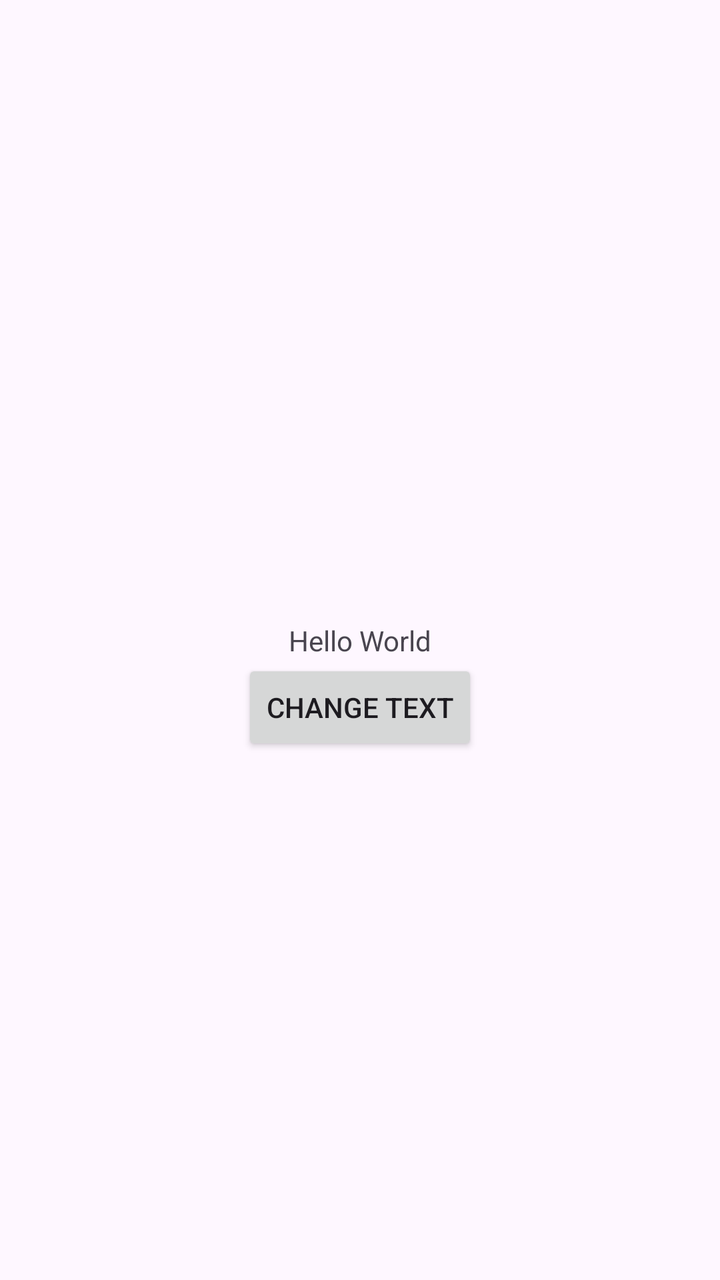
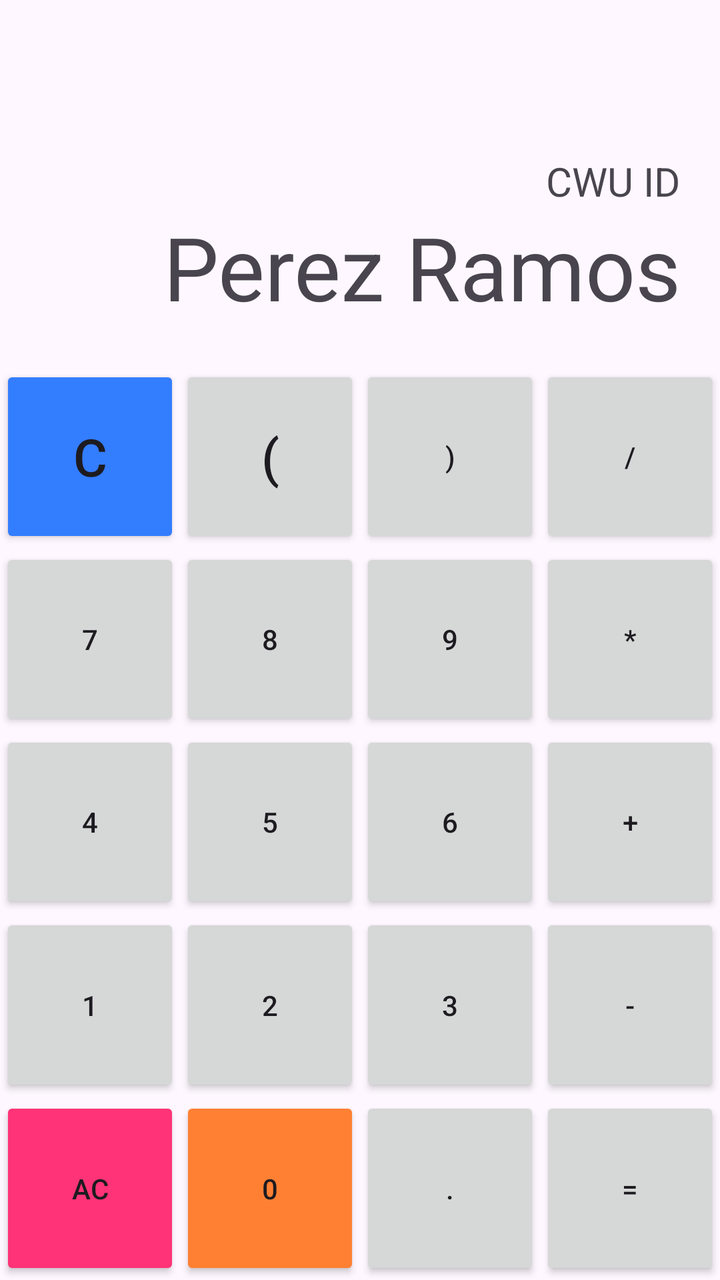

The first picture is an Android layout as it rendered before a commit; the second is the same layout after the commit. The layout source and the unified diff follow.
<!-- AndroidManifest.xml: application theme Theme.CalculatorApp -->
<!-- res/layout/activity_main.xml -->
<?xml version="1.0" encoding="utf-8"?>
<androidx.constraintlayout.widget.ConstraintLayout xmlns:android="http://schemas.android.com/apk/res/android"
    xmlns:app="http://schemas.android.com/apk/res-auto"
    xmlns:tools="http://schemas.android.com/tools"
    android:id="@+id/main"
    android:layout_width="match_parent"
    android:layout_height="match_parent"
    tools:context=".MainActivity">

    <TextView
        android:id="@+id/helloText"
        android:layout_width="wrap_content"
        android:layout_height="wrap_content"
        android:text="Hello World"
        app:layout_constraintBottom_toBottomOf="parent"
        app:layout_constraintEnd_toEndOf="parent"
        app:layout_constraintStart_toStartOf="parent"
        app:layout_constraintTop_toTopOf="parent" />


    <Button
        android:id="@+id/changeButton"
        android:layout_width="wrap_content"
        android:layout_height="wrap_content"
        android:text="Change Text"
        app:layout_constraintStart_toStartOf="parent"
        app:layout_constraintEnd_toEndOf="parent"
        app:layout_constraintTop_toBottomOf="@+id/helloText"

        />


</androidx.constraintlayout.widget.ConstraintLayout>
<!-- resources referenced by this layout -->
<resources>
  <style name="Theme.CalculatorApp" parent="Base.Theme.CalculatorApp" />
  <style name="Base.Theme.CalculatorApp" parent="Theme.Material3.DayNight.NoActionBar">
          
          
      </style>
</resources>

<!-- the commit's change to res/layout/activity_main.xml (unified diff, before → after) -->
@@ -1,33 +1,238 @@
 <?xml version="1.0" encoding="utf-8"?>
-<androidx.constraintlayout.widget.ConstraintLayout xmlns:android="http://schemas.android.com/apk/res/android"
+<LinearLayout xmlns:android="http://schemas.android.com/apk/res/android"
     xmlns:app="http://schemas.android.com/apk/res-auto"
     xmlns:tools="http://schemas.android.com/tools"
     android:id="@+id/main"
     android:layout_width="match_parent"
     android:layout_height="match_parent"
+    android:orientation="vertical"
     tools:context=".MainActivity">
 
-    <TextView
-        android:id="@+id/helloText"
-        android:layout_width="wrap_content"
-        android:layout_height="wrap_content"
-        android:text="Hello World"
-        app:layout_constraintBottom_toBottomOf="parent"
-        app:layout_constraintEnd_toEndOf="parent"
-        app:layout_constraintStart_toStartOf="parent"
-        app:layout_constraintTop_toTopOf="parent" />
-
-
-    <Button
-        android:id="@+id/changeButton"
-        android:layout_width="wrap_content"
-        android:layout_height="wrap_content"
-        android:text="Change Text"
-        app:layout_constraintStart_toStartOf="parent"
-        app:layout_constraintEnd_toEndOf="parent"
-        app:layout_constraintTop_toBottomOf="@+id/helloText"
-
-        />
-
-
-</androidx.constraintlayout.widget.ConstraintLayout>
+    
+    <LinearLayout
+
+        android:layout_width="match_parent"
+        android:layout_height="0dp"
+        android:layout_weight="2"
+        android:gravity="bottom|end"
+        android:orientation="vertical"
+        android:padding="20dp">
+
+        <TextView
+            android:id="@+id/tvExpression"
+            android:layout_width="match_parent"
+            android:layout_height="wrap_content"
+            android:gravity="end"
+            android:text="CWU ID"
+            android:textSize="20sp" />
+
+        <TextView
+            android:id="@+id/tvResult"
+            android:layout_width="match_parent"
+            android:layout_height="wrap_content"
+            android:gravity="end"
+            android:text="Perez Ramos"
+            android:textSize="44sp" />
+    </LinearLayout>
+
+    
+    <LinearLayout
+        android:layout_width="match_parent"
+        android:layout_height="0dp"
+        android:layout_weight="5"
+        android:orientation="vertical">
+
+        
+        <LinearLayout
+            android:layout_width="match_parent"
+            android:layout_height="0dp"
+            android:layout_weight="1"
+            android:orientation="horizontal">
+
+            <Button
+                style="@style/Calc.Button"
+                android:id="@+id/btnC"
+                android:layout_width="0dp"
+                android:layout_height="match_parent"
+                android:layout_weight="1"
+                app:backgroundTint="#337DFF"
+                android:text="C" />
+
+            <Button
+                style="@style/Calc.Button"
+                android:id="@+id/btnOpen"
+                android:layout_width="0dp"
+                android:layout_height="match_parent"
+                android:layout_weight="1"
+                android:text="(" />
+
+            <Button
+                android:id="@+id/btnClose"
+                android:layout_width="0dp"
+                android:layout_height="match_parent"
+                android:layout_weight="1"
+                android:text=")" />
+
+            <Button
+                android:id="@+id/btnDiv"
+                android:layout_width="0dp"
+                android:layout_height="match_parent"
+                android:layout_weight="1"
+                android:text="/" />
+        </LinearLayout>
+
+        
+        
+
+        <LinearLayout
+            android:layout_width="match_parent"
+            android:layout_height="0dp"
+            android:layout_weight="1"
+            android:orientation="horizontal">
+
+            <Button
+                android:id="@+id/btn7"
+                android:layout_width="0dp"
+                android:layout_height="match_parent"
+                android:layout_weight="1"
+                android:text="7" />
+
+            <Button
+                android:id="@+id/btn8"
+                android:layout_width="0dp"
+                android:layout_height="match_parent"
+                android:layout_weight="1"
+                android:text="8" />
+
+            <Button
+                android:id="@+id/btn9"
+                android:layout_width="0dp"
+                android:layout_height="match_parent"
+                android:layout_weight="1"
+                android:text="9" />
+
+            <Button
+                android:id="@+id/btnTimes"
+                android:layout_width="0dp"
+                android:layout_height="match_parent"
+                android:layout_weight="1"
+                android:text="*" />
+        </LinearLayout>
+
+
+
+        
+        <LinearLayout
+            android:layout_width="match_parent"
+            android:layout_height="0dp"
+            android:layout_weight="1"
+            android:orientation="horizontal">
+
+            <Button
+                android:id="@+id/btn4"
+                android:layout_width="0dp"
+                android:layout_height="match_parent"
+                android:layout_weight="1"
+                android:text="4" />
+
+            <Button
+                android:id="@+id/btn5"
+                android:layout_width="0dp"
+                android:layout_height="match_parent"
+                android:layout_weight="1"
+                android:text="5" />
+
+            <Button
+                android:id="@+id/btn6"
+                android:layout_width="0dp"
+                android:layout_height="match_parent"
+                android:layout_weight="1"
+                android:text="6" />
+
+            <Button
+                android:id="@+id/btnPlus"
+                android:layout_width="0dp"
+                android:layout_height="match_parent"
+                android:layout_weight="1"
+                android:text="+" />
+        </LinearLayout>
+
+
+
+        
+        <LinearLayout
+            android:layout_width="match_parent"
+            android:layout_height="0dp"
+            android:layout_weight="1"
+            android:orientation="horizontal">
+
+            <Button
+                android:id="@+id/btn1"
+                android:layout_width="0dp"
+                android:layout_height="match_parent"
+                android:layout_weight="1"
+                android:text="1" />
+
+            <Button
+                android:id="@+id/btn2"
+                android:layout_width="0dp"
+                android:layout_height="match_parent"
+                android:layout_weight="1"
+                android:text="2" />
+
+            <Button
+                android:id="@+id/btn3"
+                android:layout_width="0dp"
+                android:layout_height="match_parent"
+                android:layout_weight="1"
+                android:text="3" />
+
+            <Button
+                android:id="@+id/btnMinus"
+                android:layout_width="0dp"
+                android:layout_height="match_parent"
+                android:layout_weight="1"
+                android:text="-" />
+        </LinearLayout>
+
+
+        
+        <LinearLayout
+            android:layout_width="match_parent"
+            android:layout_height="0dp"
+            android:layout_weight="1"
+            android:orientation="horizontal">
+
+            <Button
+                android:id="@+id/btnAc"
+                android:layout_width="0dp"
+                android:layout_height="match_parent"
+                android:layout_weight="1"
+                app:backgroundTint="#FF3377"
+                android:text="AC" />
+
+            <Button
+                android:id="@+id/btn0"
+                android:layout_width="0dp"
+                android:layout_height="match_parent"
+                android:layout_weight="1"
+                app:backgroundTint="#FF8033"
+                android:text="0" />
+
+            <Button
+                android:id="@+id/btnDot"
+                android:layout_width="0dp"
+                android:layout_height="match_parent"
+                android:layout_weight="1"
+                android:text="." />
+
+            <Button
+                android:id="@+id/btnEqual"
+                android:layout_width="0dp"
+                android:layout_height="match_parent"
+                android:layout_weight="1"
+                android:text="=" />
+        </LinearLayout>
+
+    </LinearLayout>
+</LinearLayout>
<!-- resource entries referenced after the edit -->
@@ -1,5 +1,9 @@
 <!-- resources referenced by this layout -->
 <resources>
+  <style name="Calc.Button">
+          <item name="android:textSize">26sp</item>
+          <item name="cornerRadius">40dp</item>
+      </style>
   <style name="Theme.CalculatorApp" parent="Base.Theme.CalculatorApp" />
   <style name="Base.Theme.CalculatorApp" parent="Theme.Material3.DayNight.NoActionBar">
           
